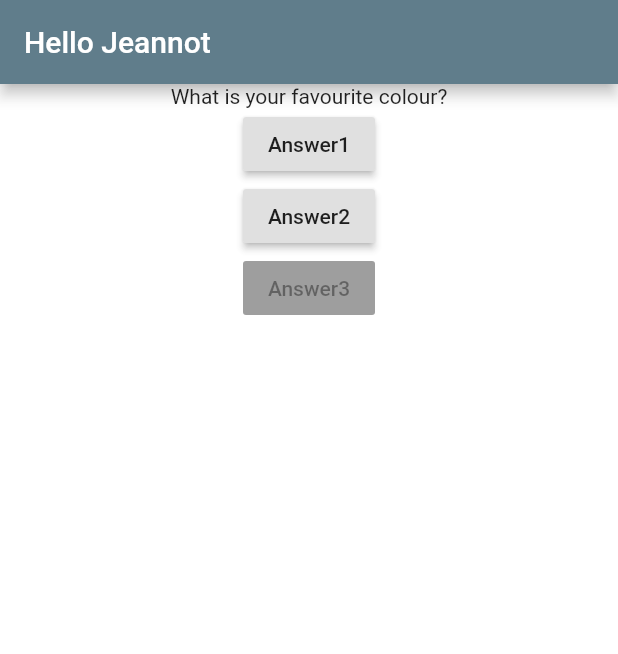
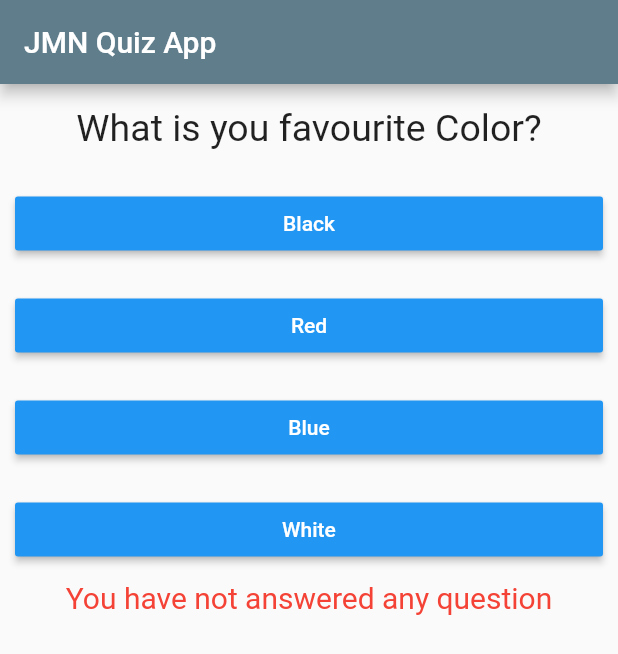
Before and after one commit to Jeannot-MN/quiz_app, a Flutter app: the screen it shows after launch, on a phone screen of 412 x 824 dp. Shown: the top 654 px of the screen. Run offline on Flutter 3.47's test engine with Material 2 defaults, Android fonts, the phone set to English and light mode, and no system bars.

Commit message:
chore: Create a quiz app with concepts learnt from section 2 of the course

```diff
--- /dev/null
+++ b/lib/answer.dart
@@ -0,0 +1,25 @@
+import 'package:flutter/material.dart';
+
+class Answer extends StatelessWidget{
+  final Function handler;
+  final String answer;
+
+  Answer(this.handler, this.answer);
+
+  @override
+  Widget build(BuildContext context) {
+
+    return Container(
+      width: double.infinity,
+      margin: EdgeInsets.all(10),
+      child: RaisedButton(
+        color: Colors.blue,
+        textColor: Colors.white,
+        child: Text(
+          answer
+        ),
+        onPressed: handler,
+      ),
+    );
+  }
+}
--- a/lib/main.dart
+++ b/lib/main.dart
@@ -1,6 +1,7 @@
 import 'package:flutter/material.dart';
+import 'package:quizapp/result.dart';
 
-import './question.dart';
+import './quiz.dart';
 
 void main() {
   runApp(MyApp());
@@ -13,43 +14,72 @@ class MyApp extends StatefulWidget {
   }
 }
 
-class MyAppState extends State <MyApp> {
-  var questionIndex = 0;
-  @override
-  Widget build(BuildContext context) {
+class MyAppState extends State<MyApp> {
   var questions = [
-      "What is your favourite colour?",
-      "What is your favourite animal?"
+    {
+      'questionText': "What is you favourite Color?",
+      'answers': [
+        {"value":"Black", "score": 3},
+        {"value":"Red", "score": 5},
+        {"value":"Blue", "score": 4},
+        {"value":"White", "score": 7}
+      ]
+    },
+    {
+      'questionText': "What is you favourite Animal?",
+      'answers': [
+        {"value":"Snake", "score": 3},
+        {"value":"Rabbit", "score": 5},
+        {"value":"Dog", "score": 4},
+        {"value":"Cat", "score": 7}
+      ]
+    },
+    {
+      'questionText': "What is you favourite learning platform?",
+      'answers': [
+        {"value":"Udacity", "score": 3},
+        {"value":"Youtube", "score": 5},
+        {"value":"Udemy", "score": 4},
+        {"value":"Coursera", "score": 7}
+      ]
+    }
   ];
 
-    var color = Colors.white70;
+  var questionIndex = 0;
+  var clicked = 0;
+  var text = "You have not answered any question";
+  var totalScore = 0;
 
-    void answerQuestion(){
-      setState(() {
-        questionIndex = questionIndex == 1 ? 0 : 1;
+  void reset(){
+    setState((){
+      totalScore = 0;
+      clicked = 0;
+      questionIndex =0;
+      text = "You have not answered any question";
     });
   }
 
+  void answerQuestion(int score) {
+    setState(() {
+      totalScore += score;
+      questionIndex = questionIndex+1 ;
+      clicked += 1;
+      text = "Questions answered: " + clicked.toString() + " / " + questions.length.toString();
+    });
+  }
 
+  @override
+  Widget build(BuildContext context) {
     return MaterialApp(
       home: Scaffold(
-          backgroundColor: color,
         appBar: AppBar(
-            title: Text("Hello Jeannot"),
+          title: Text("JMN Quiz App"),
           backgroundColor: Colors.blueGrey,
         ),
-
-          body: Center(
-            child:Column(
-                children: [
-                  Question(questions[questionIndex]),
-                  RaisedButton(child:Text("Answer1"), onPressed: answerQuestion),
-                  RaisedButton(child:Text("Answer2"), onPressed: ()=>{print("Jeannot!")}),
-                  RaisedButton(child:Text("Answer3"), onPressed: null),
-                ]
-            ) ,
-          )
-        )
+        body:questionIndex < questions.length
+            ? Quiz(questions, questionIndex, answerQuestion, clicked, text)
+            : Result(totalScore, reset),
+      ),
     );
   }
 }
--- a/lib/question.dart
+++ b/lib/question.dart
@@ -4,8 +4,16 @@ class Question extends StatelessWidget {
   String questionText;
 
   Question(this.questionText);
+
   @override
   Widget build(BuildContext context) {
-    return Text(this.questionText);
+    return Container(
+        margin: EdgeInsets.all(15),
+        child: Text(
+          this.questionText,
+          style: TextStyle(fontSize: 25),
+          textAlign: TextAlign.center,
+        ),
+    );
   }
 }
--- /dev/null
+++ b/lib/quiz.dart
@@ -0,0 +1,37 @@
+import 'package:flutter/material.dart';
+import './question.dart';
+import './answer.dart';
+
+class Quiz extends StatelessWidget{
+  final questions;
+  final  questionIndex;
+  final Function answerQuestion;
+  final clicked;
+  final text;
+
+  Quiz(this.questions, this.questionIndex, this.answerQuestion, this.clicked, this.text);
+
+  @override
+  Widget build(BuildContext context) {
+    return Center(
+      child: Column(
+        children: [
+          Question(questions[questionIndex]['questionText']),
+          ...(questions[questionIndex]['answers'] as List<Map<String , Object>>)
+              .map((answer) {
+            return Answer(() =>answerQuestion(answer['score']), answer['value'] );
+          }).toList(),
+          Container(
+            child: Text(
+              text ,
+              style: TextStyle(
+                fontSize: 20,
+                color: clicked == 0 ?  Colors.red: Colors.green,
+              ),
+            ),
+          ),
+        ],
+      ),
+    );
+  }
+}
```
Also changed, not shown: lib/result.dart (added, +42 -0 lines). Lines whose indentation alone changed are shown as unchanged.
